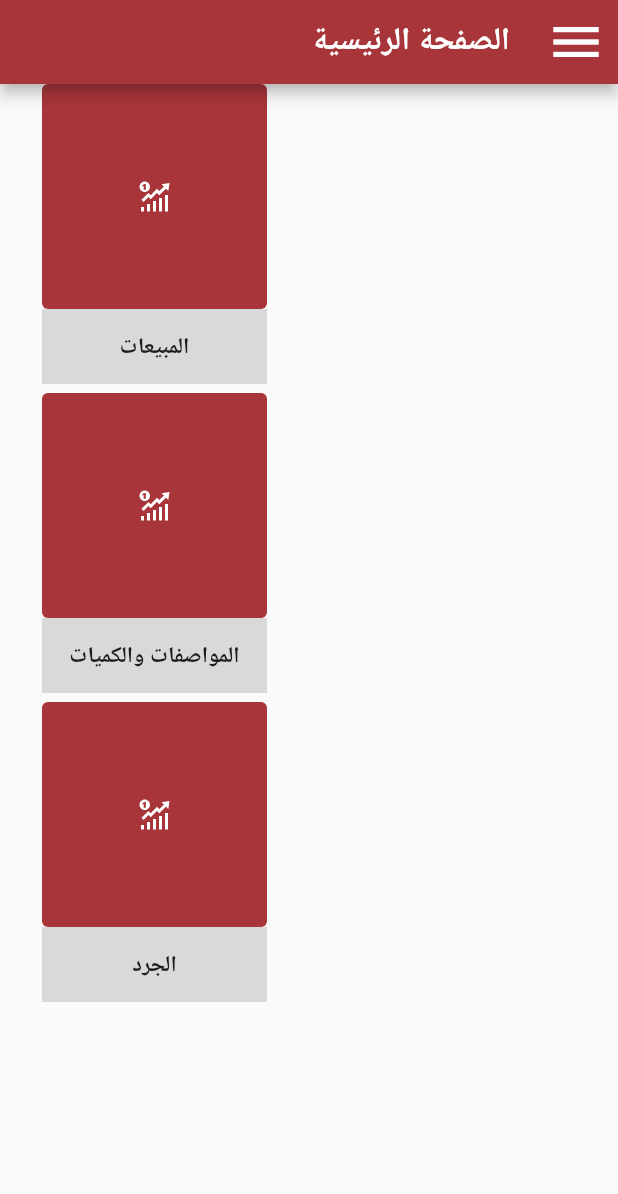
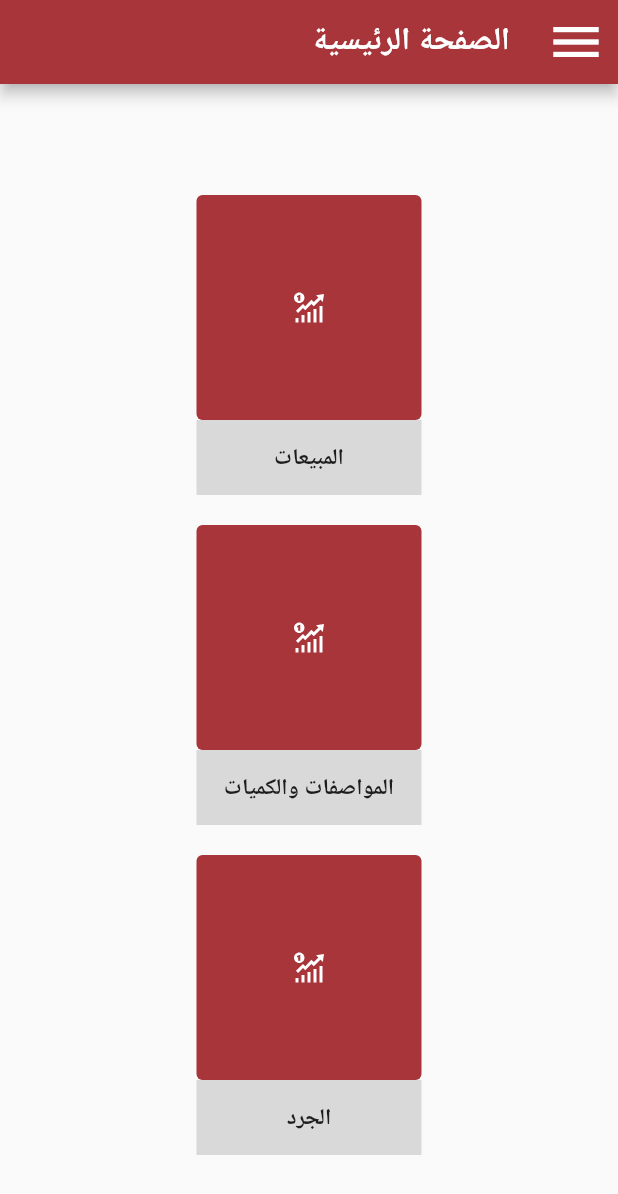
Before and after one commit to wael93/shahwan, a Flutter app: the screen it shows after launch, after a tap on "المبيعات", after a tap on the "arrow back ios" icon, on a phone screen of 412 x 824 dp. Shown: the top 1194 px of the screen. Run offline on Flutter 3.47's test engine with Material 2 defaults, Android fonts, the phone set to English and light mode, and no system bars; our stand-ins replace flutter_svg, font_awesome_flutter, form_field_validator, rflutter_alert, shared_preferences, sqflite; missing offline and left inert: qrscan, shared_preferences_web; accounts and stored records are empty.

```diff
--- a/lib/Homepage.dart
+++ b/lib/Homepage.dart
@@ -28,14 +28,10 @@ class _HomePageState extends State<HomePage> {
           backgroundColor: ShahwanColor,
           title: Text('الصفحة الرئيسية'),
         ),
-        body: GridView.count(
-          primary: true,
-          shrinkWrap: true,
-
-          physics: NeverScrollableScrollPhysics(),
-          crossAxisCount: 2,
-          children: <Widget>[
-
+        body: Center(
+          child: SingleChildScrollView(
+              child: Column(
+            children: [
               SizedBox(
                 height: 20,
               ),
@@ -91,9 +87,9 @@ class _HomePageState extends State<HomePage> {
                     ],
                   ),
                   onPressed: () => {
-                          // Navigator.of(context).pushReplacement(
-                          // MaterialPageRoute(
-                          // builder: (context) =>  null()))
+                    Navigator.of(context).pushReplacement(
+                    MaterialPageRoute(
+                    builder: (context) =>  Scanne()))
                   },
                 )
               ]),
@@ -199,9 +195,7 @@ class _HomePageState extends State<HomePage> {
                 )
               ])
             ],
-                ),
-
-
-        );
+          )),
+        ));
   }
 }
```
Lines whose indentation alone changed are shown as unchanged.
